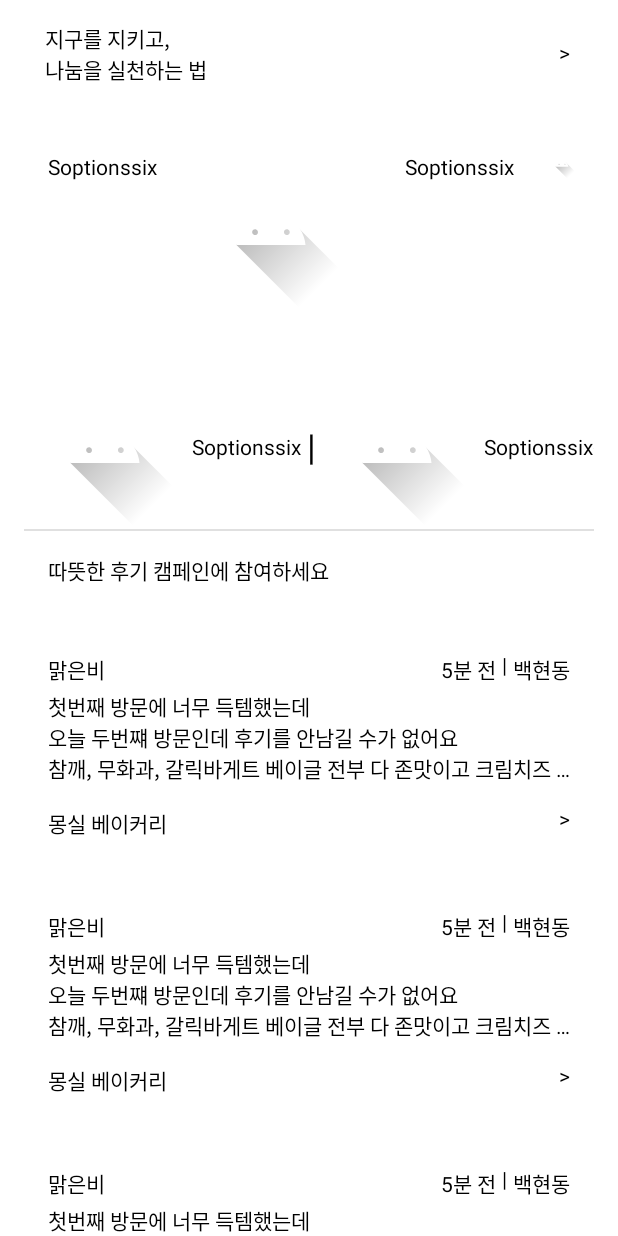
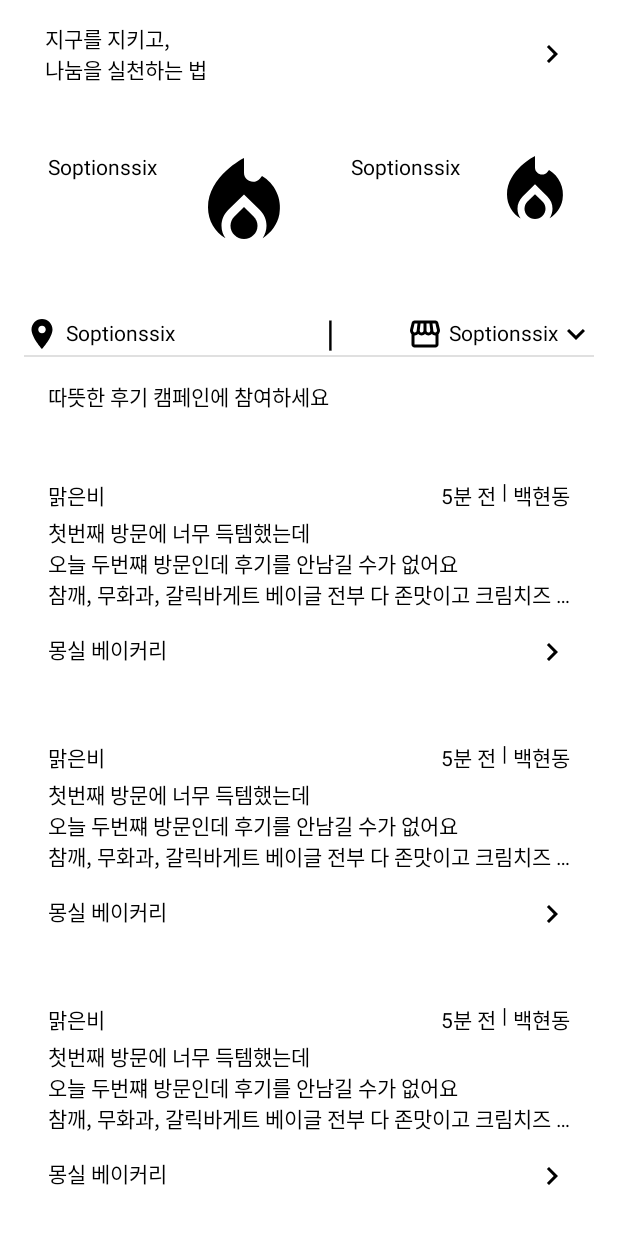
Before and after one commit to KBSC-Soptionssix/Soptionssix-AOS, an Android app built with Jetpack Compose: the @Preview function ReviewScreenPreview, on a phone screen of 412 x 824 dp. Run offline under Robolectric (Android 15) with nearby library versions, the phone set to English and light mode, and no system bars.

Commit message:
#4 [fix] 임시 asset으로 변경

```diff
--- a/app/src/main/java/com/kbcs/soptionssix/review/component/DonationBox.kt
+++ b/app/src/main/java/com/kbcs/soptionssix/review/component/DonationBox.kt
@@ -24,12 +24,12 @@ fun DonationBoxes() {
     Row {
         CommonDonationBox(
             contentText = R.string.app_name,
-            contentImage = R.drawable.ic_launcher_foreground
+            contentImage = R.drawable.ic_temp_fire
         )
         Spacer(modifier = Modifier.size(8.dp))
         CommonDonationBox(
             contentText = R.string.app_name,
-            contentImage = R.drawable.ic_launcher_foreground
+            contentImage = R.drawable.ic_temp_fire
         )
     }
 }
--- a/app/src/main/java/com/kbcs/soptionssix/review/component/DonationDescriptionBox.kt
+++ b/app/src/main/java/com/kbcs/soptionssix/review/component/DonationDescriptionBox.kt
@@ -1,5 +1,6 @@
 package com.kbcs.soptionssix.review.component
 
+import androidx.compose.foundation.Image
 import androidx.compose.foundation.layout.Arrangement
 import androidx.compose.foundation.layout.Box
 import androidx.compose.foundation.layout.Row
@@ -11,8 +12,10 @@ import androidx.compose.runtime.Composable
 import androidx.compose.ui.Alignment
 import androidx.compose.ui.Modifier
 import androidx.compose.ui.draw.clip
+import androidx.compose.ui.res.painterResource
 import androidx.compose.ui.tooling.preview.Preview
 import androidx.compose.ui.unit.dp
+import com.kbcs.soptionssix.R
 
 @Composable
 fun DonationDescriptionBox() {
@@ -32,7 +35,7 @@ fun DonationDescriptionBox() {
                 text = "지구를 지키고, \n" +
                     "나눔을 실천하는 법"
             )
-            Text(text = ">")
+            Image(painter = painterResource(id = R.drawable.ic_temp_right), contentDescription = "")
         }
     }
 }
--- a/app/src/main/java/com/kbcs/soptionssix/review/component/DropDownMenu.kt
+++ b/app/src/main/java/com/kbcs/soptionssix/review/component/DropDownMenu.kt
@@ -25,7 +25,7 @@ fun DropDownMenu(
         Image(
             modifier = Modifier
                 .clickable { isExpanded = true },
-            painter = painterResource(id = R.drawable.ic_launcher_foreground),
+            painter = painterResource(id = R.drawable.ic_temp_expand_more),
             contentDescription = ""
         )
 
--- a/app/src/main/java/com/kbcs/soptionssix/review/component/ReviewItem.kt
+++ b/app/src/main/java/com/kbcs/soptionssix/review/component/ReviewItem.kt
@@ -1,6 +1,7 @@
 package com.kbcs.soptionssix.review.component
 
 import androidx.compose.animation.animateContentSize
+import androidx.compose.foundation.Image
 import androidx.compose.foundation.clickable
 import androidx.compose.foundation.layout.Arrangement
 import androidx.compose.foundation.layout.Box
@@ -17,9 +18,11 @@ import androidx.compose.runtime.mutableStateOf
 import androidx.compose.runtime.remember
 import androidx.compose.ui.Modifier
 import androidx.compose.ui.draw.clip
+import androidx.compose.ui.res.painterResource
 import androidx.compose.ui.text.style.TextOverflow
 import androidx.compose.ui.tooling.preview.Preview
 import androidx.compose.ui.unit.dp
+import com.kbcs.soptionssix.R
 import com.kbcs.soptionssix.review.Review
 
 @Composable
@@ -87,7 +90,7 @@ private fun StoreInformation(storeName: String) {
         horizontalArrangement = Arrangement.SpaceBetween
     ) {
         Text(text = storeName)
-        Text(text = ">")
+        Image(painter = painterResource(id = R.drawable.ic_temp_right), contentDescription = "")
     }
 }
 
--- a/app/src/main/java/com/kbcs/soptionssix/review/component/WriteReviewBox.kt
+++ b/app/src/main/java/com/kbcs/soptionssix/review/component/WriteReviewBox.kt
@@ -95,7 +95,7 @@ private fun StoreInformation(menuItem: List<String>) {
         verticalAlignment = Alignment.CenterVertically
     ) {
         CommonBox(
-            boxIcon = R.drawable.ic_launcher_foreground,
+            boxIcon = R.drawable.ic_temp_location_on,
             boxText = R.string.app_name
         )
         Spacer(modifier = Modifier.size(4.dp))
@@ -104,7 +104,7 @@ private fun StoreInformation(menuItem: List<String>) {
             fontSize = 24.sp
         )
         CommonBox(
-            boxIcon = R.drawable.ic_launcher_foreground,
+            boxIcon = R.drawable.ic_temp_storefront,
             boxText = R.string.app_name,
             isDropDownMenu = true,
             menuItem = menuItem
```
